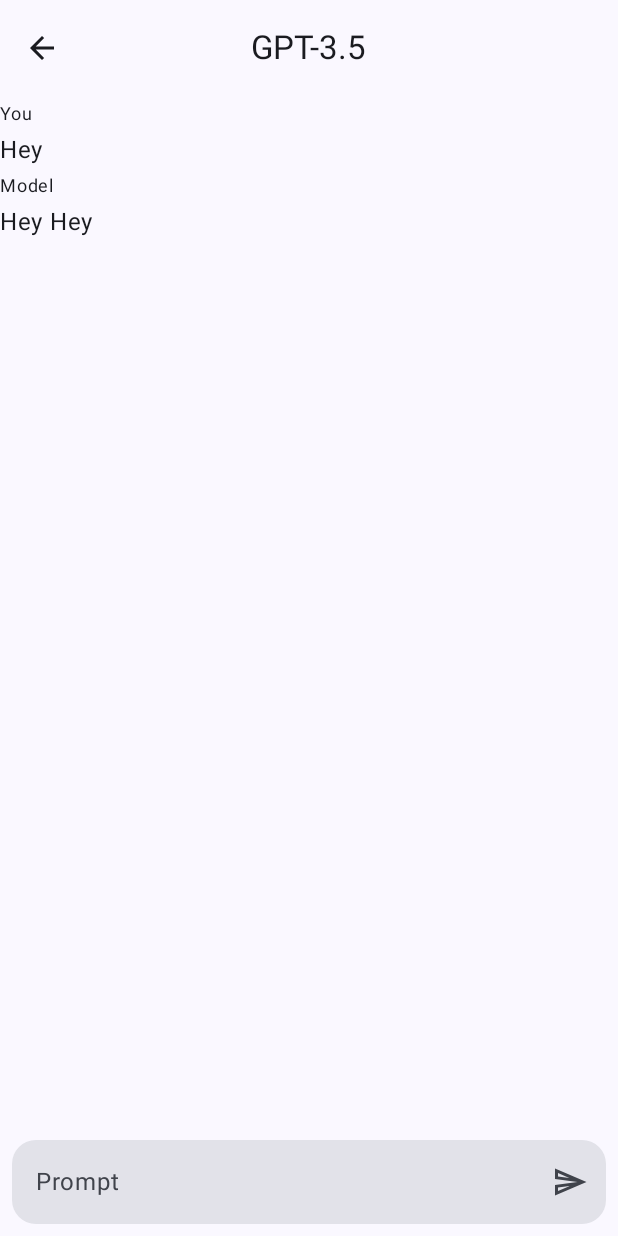
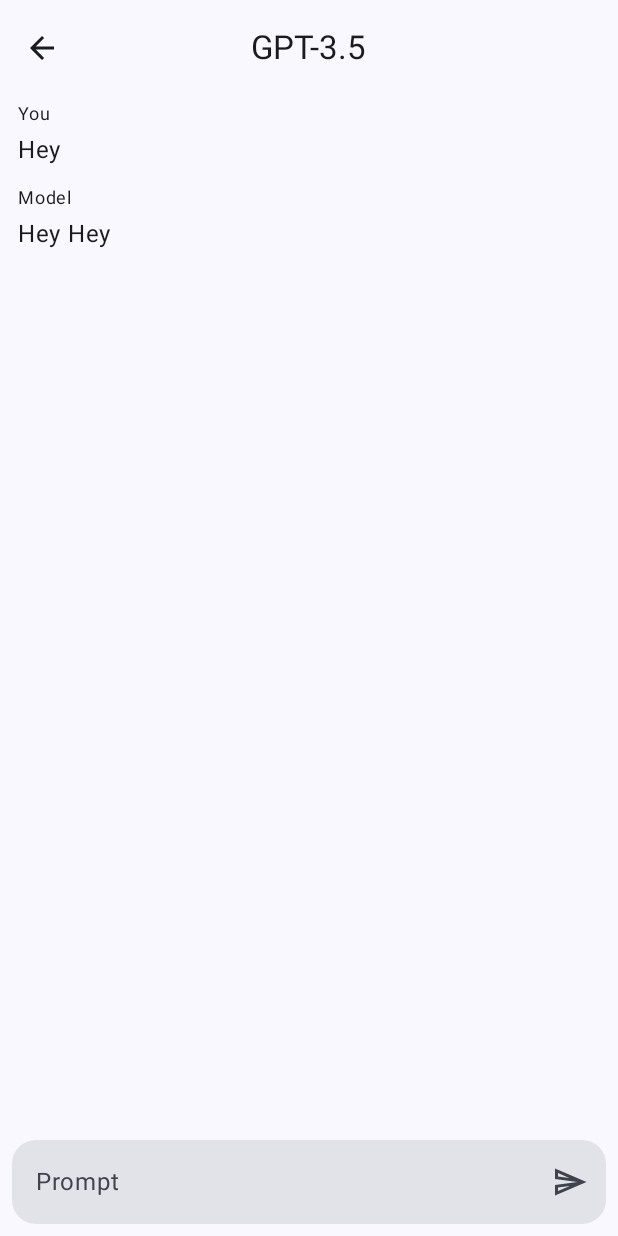
Before and after one commit to prafullKrRj/Chat-Minds, an Android app built with Jetpack Compose: the composable ChatScreen shown on its own in the app's theme, on a phone screen of 412 x 824 dp. Run offline under Robolectric (Android 15) with nearby library versions, the phone set to English and light mode, and no system bars; our stand-ins replace Dagger/Hilt's generated code.

Commit message:
some more tweaks

```diff
--- a/app/src/main/java/com/prafull/chatminds/chatScreen/ChatScreen.kt
+++ b/app/src/main/java/com/prafull/chatminds/chatScreen/ChatScreen.kt
@@ -1,8 +1,11 @@
 package com.prafull.chatminds.chatScreen
 
 import androidx.activity.compose.BackHandler
+import androidx.compose.foundation.layout.PaddingValues
 import androidx.compose.foundation.layout.Row
+import androidx.compose.foundation.layout.Spacer
 import androidx.compose.foundation.layout.fillMaxWidth
+import androidx.compose.foundation.layout.height
 import androidx.compose.foundation.lazy.LazyColumn
 import androidx.compose.foundation.lazy.items
 import androidx.compose.foundation.lazy.rememberLazyListState
@@ -18,6 +21,7 @@ import androidx.compose.runtime.mutableStateOf
 import androidx.compose.runtime.remember
 import androidx.compose.runtime.setValue
 import androidx.compose.ui.Modifier
+import androidx.compose.ui.unit.dp
 import androidx.compose.ui.unit.sp
 import androidx.navigation.NavController
 import com.prafull.chatminds.chatScreen.components.ChatExitDialog
@@ -60,11 +64,17 @@ fun ChatScreen(navController: NavController, newChatViewModel: NewChatViewModel)
         }
     ) { paddingValues ->
         LazyColumn(
-            contentPadding = paddingValues,
+            contentPadding = PaddingValues(
+                bottom = paddingValues.calculateBottomPadding(),
+                top = paddingValues.calculateTopPadding(),
+                start = 12.dp,
+                end = 12.dp
+            ),
             state = listState
         ) {
             items(chat.chat) { message ->
                 ChatMessageComposable(chatMessage = message, onRetry = newChatViewModel::retry)
+                Spacer(modifier = Modifier.height(8.dp))
             }
             item {
                 if (isLoading) {
```
